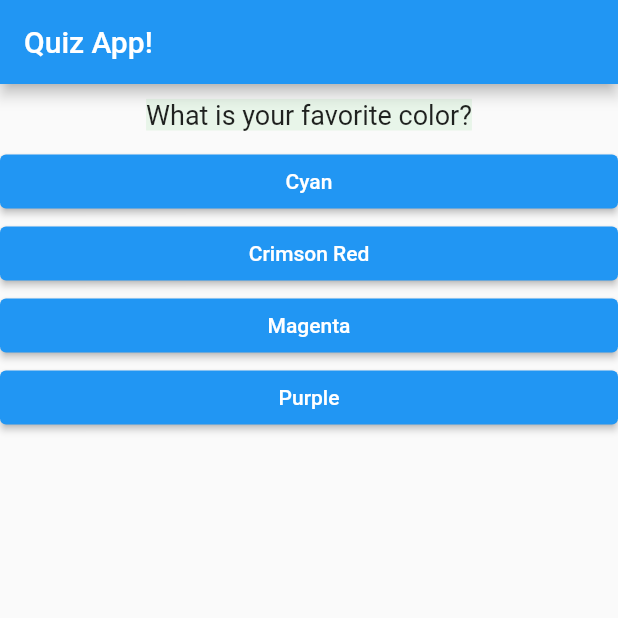
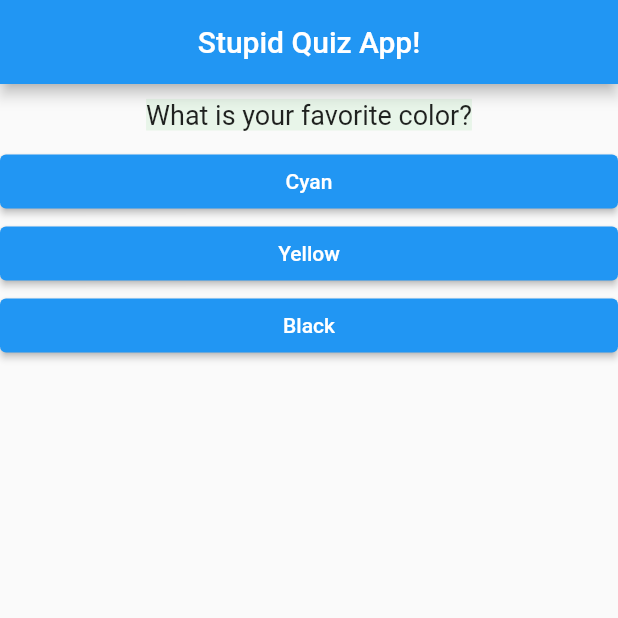
Before and after one commit to alex-pythonista/Flutter-Hello-World-App, a Flutter app: the screen it shows after launch, on a phone screen of 412 x 824 dp, the top half of it. Run offline on Flutter 3.47's test engine with Material 2 defaults, Android fonts, the phone set to English and light mode, and no system bars.

Commit message:
A complete stupid app

```diff
--- a/lib/main.dart
+++ b/lib/main.dart
@@ -18,21 +18,69 @@ class HelloApp extends StatefulWidget {
 
 class _HelloAppState extends State<HelloApp> {
   var _questionIndex = 0;
+  var _totalScore = 0;
   static const _questions = [
     {
       "questionText": "What is your favorite color?",
-      "answers": ["Cyan", "Crimson Red", "Magenta", "Purple"],
+      "answers": [
+        {
+          "text": "Cyan",
+          "score": 10,
+        },
+        {
+          "text": "Yellow",
+          "score": 30,
+        },
+        {
+          "text": "Black",
+          "score": 20,
+        },
+      ],
     },
     {
       "questionText": "Who is your favorite footballer?",
-      "answers": ["Neymar Jr", "Ronaldo", "Messi", "MBappe"],
+      "answers": [
+        {
+          "text": "Messi",
+          "score": 10,
+        },
+        {
+          "text": "Neymar",
+          "score": 30,
+        },
+        {
+          "text": "Ronaldo",
+          "score": 20,
+        },
+      ]
     },
     {
       "questionText": "Who do you think win this worldcup?",
-      "answers": ["Argentina", "Brazil", "Germany", "Ghana"]
+      "answers": [
+        {
+          "text": "Argentina",
+          "score": 10,
+        },
+        {
+          "text": "Brazil",
+          "score": 30,
+        },
+        {
+          "text": "Germany",
+          "score": 20,
+        },
+      ]
     }
   ];
-  void _answerQuestion() {
+
+  void _resetQuiz() {
+    setState(() {
+      _questionIndex = _totalScore = 0;
+    });
+  }
+
+  void _answerQuestion(int score) {
+    _totalScore += score;
     setState(() {
       _questionIndex++;
     });
@@ -53,7 +101,7 @@ class _HelloAppState extends State<HelloApp> {
     return MaterialApp(
       home: Scaffold(
         appBar: AppBar(
-          title: const Text("Quiz App!"),
+          title: const Center(child: Text("Stupid Quiz App!")),
         ),
         body: _questionIndex < _questions.length
             ? Quiz(
@@ -61,7 +109,7 @@ class _HelloAppState extends State<HelloApp> {
                 questionIndex: _questionIndex,
                 questions: _questions,
               )
-            : Result(),
+            : Result(_totalScore, _resetQuiz),
       ),
     );
   }
--- a/lib/quiz.dart
+++ b/lib/quiz.dart
@@ -4,24 +4,27 @@ import './questions.dart';
 import './answers.dart';
 
 class Quiz extends StatelessWidget {
-  final List<Map<String, Object>>? questions;
-  final VoidCallback? answerQuestion;
-  final int? questionIndex;
+  final List<Map<String, Object>> questions;
+  final Function answerQuestion;
+  final int questionIndex;
 
   Quiz({
-    @required this.questions,
-    @required this.answerQuestion,
-    @required this.questionIndex,
+    required this.questions,
+    required this.answerQuestion,
+    required this.questionIndex,
   });
 
   @override
   Widget build(BuildContext context) {
     return Column(
       children: [
-        Question(questions![questionIndex as int]["questionText"] as String),
-        ...(questions![questionIndex as int]["answers"] as List<String>)
+        Question(questions[questionIndex]["questionText"] as String),
+        ...(questions[questionIndex]["answers"] as List<Map<String, Object>>)
             .map((answer) {
-          return Answer(answerQuestion as VoidCallback, answer);
+          return Answer(
+            () => answerQuestion(answer["score"]),
+            answer["text"] as String,
+          );
         }).toList()
       ],
     );
```
Also changed, not shown: lib/result.dart (+31 -2 lines).
